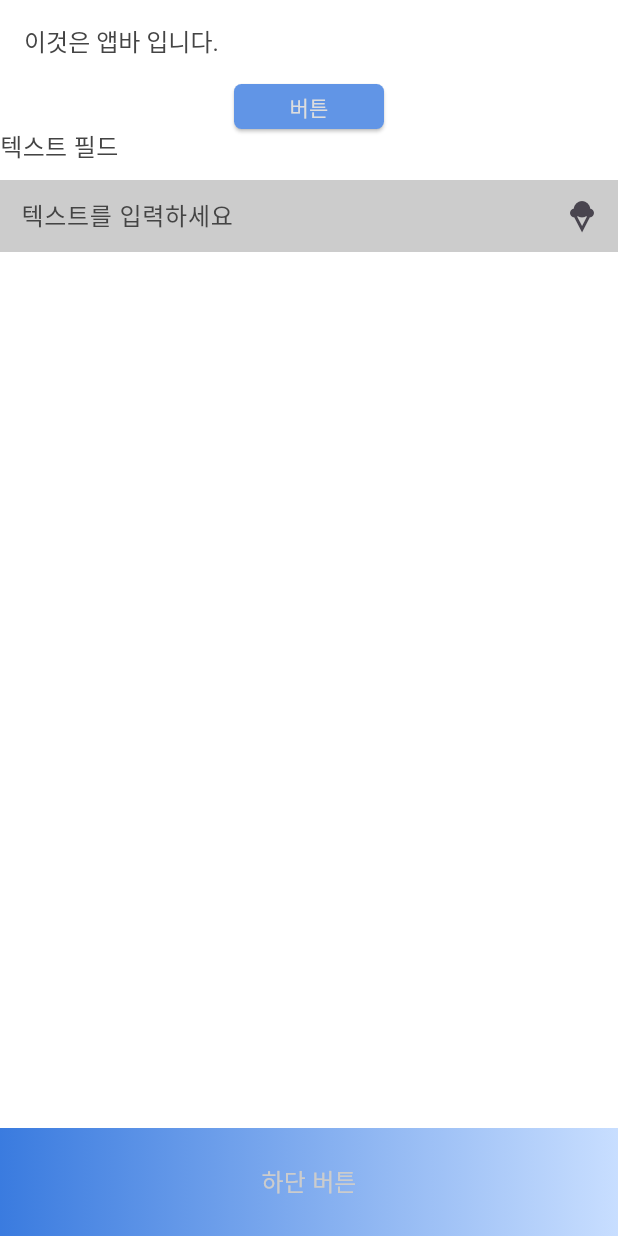
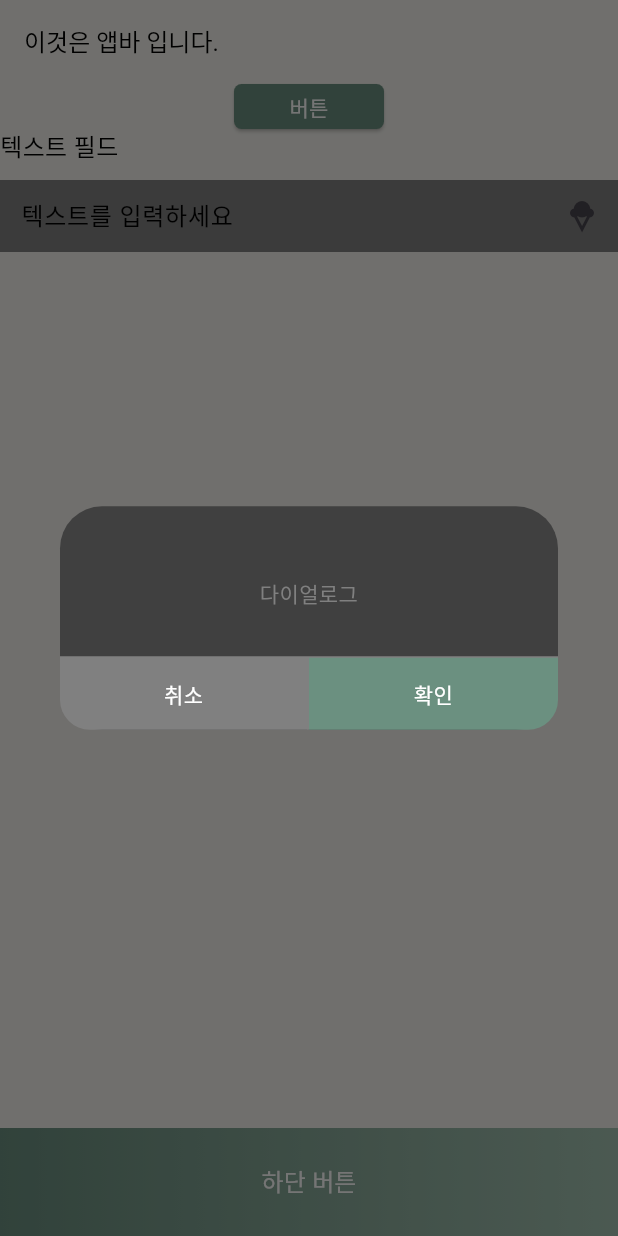
Before and after one commit to nhmin08/share_diary, a Flutter app: the screen it shows after launch, after a tap on "하단 버튼", on a phone screen of 412 x 824 dp. Run offline on Flutter 3.47's test engine with Material 3 defaults, Android fonts, the phone set to English and light mode, and no system bars; our stand-ins replace dio, get.

Commit message:
fix: fix color

```diff
--- a/lib/single_import.dart
+++ b/lib/single_import.dart
@@ -2,6 +2,7 @@
 export 'package:share_diary/view/components/my_appbar.dart';
 export 'package:share_diary/view/components/my_button.dart';
 export 'package:share_diary/view/components/my_text_field.dart';
+export 'package:share_diary/view/components/my_dialog.dart';
 
 export 'package:share_diary/view/test_view.dart';
 export 'package:share_diary/view/test_two_view.dart';
--- a/lib/utils/theme/my_colors.dart
+++ b/lib/utils/theme/my_colors.dart
@@ -2,62 +2,33 @@ import 'package:flutter/material.dart';
 
 @immutable
 class MyThemeColor extends ThemeExtension<MyThemeColor> {
-  final Color? myColorBlue700;
-  final Color? myColorBlue600;
-  final Color? myColorBlue500;
-  final Color? myColorBlue400;
-  final Color? myColorBlue300;
-  final Color? myColorBlue200;
-  final Color? myColorBlue100;
-  final Color? myColorBlue50;
-
-  final Color? myColorRed700;
-  final Color? myColorRed600;
-  final Color? myColorRed500;
-  final Color? myColorRed400;
-  final Color? myColorRed300;
-  final Color? myColorRed200;
-  final Color? myColorRed100;
-  final Color? myColorRed50;
-
-  final Color? myColorGray700;
-  final Color? myColorGray600;
   final Color? myColorGray500;
   final Color? myColorGray400;
   final Color? myColorGray300;
   final Color? myColorGray200;
   final Color? myColorGray100;
-  final Color? myColorGray50;
 
-  final Color? myDisable;
+  final Color? myColorGreen500;
+  final Color? myColorGreen400;
+  final Color? myColorGreen300;
+  final Color? myColorGreen200;
+  final Color? myColorGreen100;
+
+  final Color? myErrorColor;
   final Color? myColorBackground;
 
   const MyThemeColor({
-    required this.myColorBlue700,
-    required this.myColorBlue600,
-    required this.myColorBlue500,
-    required this.myColorBlue400,
-    required this.myColorBlue300,
-    required this.myColorBlue200,
-    required this.myColorBlue100,
-    required this.myColorBlue50,
-    required this.myColorRed700,
-    required this.myColorRed600,
-    required this.myColorRed500,
-    required this.myColorRed400,
-    required this.myColorRed300,
-    required this.myColorRed200,
-    required this.myColorRed100,
-    required this.myColorRed50,
-    required this.myColorGray700,
-    required this.myColorGray600,
     required this.myColorGray500,
     required this.myColorGray400,
     required this.myColorGray300,
     required this.myColorGray200,
     required this.myColorGray100,
-    required this.myColorGray50,
-    required this.myDisable,
+    required this.myColorGreen500,
+    required this.myColorGreen400,
+    required this.myColorGreen300,
+    required this.myColorGreen200,
+    required this.myColorGreen100,
+    required this.myErrorColor,
     required this.myColorBackground
   });
 
@@ -74,87 +45,45 @@ class MyThemeColor extends ThemeExtension<MyThemeColor> {
       return this;
     }
     return MyThemeColor(
-        myColorBlue700: Color.lerp(myColorBlue700, other.myColorBlue700, t),
-        myColorBlue600: Color.lerp(myColorBlue600, other.myColorBlue600, t),
-        myColorBlue500: Color.lerp(myColorBlue500, other.myColorBlue500, t),
-        myColorBlue400: Color.lerp(myColorBlue400, other.myColorBlue400, t),
-        myColorBlue300: Color.lerp(myColorBlue300, other.myColorBlue300, t),
-        myColorBlue200: Color.lerp(myColorBlue200, other.myColorBlue200, t),
-        myColorBlue100: Color.lerp(myColorBlue100, other.myColorBlue100, t),
-        myColorBlue50: Color.lerp(myColorBlue50, other.myColorBlue50, t),
-        myColorRed700: Color.lerp(myColorRed700, other.myColorRed700, t),
-        myColorRed600: Color.lerp(myColorRed600, other.myColorRed600, t),
-        myColorRed500: Color.lerp(myColorRed500, other.myColorRed500, t),
-        myColorRed400: Color.lerp(myColorRed400, other.myColorRed400, t),
-        myColorRed300: Color.lerp(myColorRed300, other.myColorRed300, t),
-        myColorRed200: Color.lerp(myColorRed200, other.myColorRed200, t),
-        myColorRed100: Color.lerp(myColorRed100, other.myColorRed100, t),
-        myColorRed50: Color.lerp(myColorRed50, other.myColorRed50, t),
-        myColorGray700: Color.lerp(myColorGray700, other.myColorGray700, t),
-        myColorGray600: Color.lerp(myColorGray600, other.myColorGray600, t),
         myColorGray500: Color.lerp(myColorGray500, other.myColorGray500, t),
         myColorGray400: Color.lerp(myColorGray400, other.myColorGray400, t),
         myColorGray300: Color.lerp(myColorGray300, other.myColorGray300, t),
         myColorGray200: Color.lerp(myColorGray200, other.myColorGray200, t),
         myColorGray100: Color.lerp(myColorGray100, other.myColorGray100, t),
-        myColorGray50: Color.lerp(myColorGray50, other.myColorGray50, t),
-        myDisable: Color.lerp(myDisable, other.myDisable, t),
+        myColorGreen500: Color.lerp(myColorGreen500, other.myColorGreen500, t),
+        myColorGreen400: Color.lerp(myColorGreen400, other.myColorGreen400, t),
+        myColorGreen300: Color.lerp(myColorGreen300, other.myColorGreen300, t),
+        myColorGreen200: Color.lerp(myColorGreen200, other.myColorGreen200, t),
+        myColorGreen100: Color.lerp(myColorGreen100, other.myColorGreen100, t),
+        myErrorColor: Color.lerp(myErrorColor, other.myErrorColor, t),
         myColorBackground: Color.lerp(myColorBackground, other.myColorBackground, t));
   }
 
   static const light = MyThemeColor(
-      myColorBlue700: Color(0xff3A7BDF),
-      myColorBlue600: Color(0xff6195E6),
-      myColorBlue500: Color(0xff9DBDEF),
-      myColorBlue400: Color(0xffA9CBFF),
-      myColorBlue300: Color(0xffC8DEFF),
-      myColorBlue200: Color(0xffE5F0FF),
-      myColorBlue100: Color(0xffF4F9FF),
-      myColorBlue50: Color(0xffFAFCFF),
-      myColorRed700: Color(0xffFF4848),
-      myColorRed600: Color(0xffFF5A5A),
-      myColorRed500: Color(0xffFF6C6C),
-      myColorRed400: Color(0xffFF7E7E),
-      myColorRed300: Color(0xffFF9090),
-      myColorRed200: Color(0xffFFA2A2),
-      myColorRed100: Color(0xffFFB4B4),
-      myColorRed50: Color(0xffFFC6C6),
-      myColorGray700: Color(0xff444444),
-      myColorGray600: Color(0xff666666),
-      myColorGray500: Color(0xff888888),
-      myColorGray400: Color(0xffAAAAAA),
-      myColorGray300: Color(0xffCCCCCC),
-      myColorGray200: Color(0xffDDDDDD),
-      myColorGray100: Color(0xffEEEEEE),
-      myColorGray50: Color(0xffF9F9F9),
-      myDisable: Color(0xff8C8C8C),
-      myColorBackground: Colors.white);
+      myColorGray500: Color(0xff000000),
+      myColorGray400: Color(0xff404040),
+      myColorGray300: Color(0xff808080),
+      myColorGray200: Color(0xffBFBFBF),
+      myColorGray100: Color(0xffFFFFFF),
+      myColorGreen500: Color(0xff6B9080),
+      myColorGreen400: Color(0xffA4C3B2),
+      myColorGreen300: Color(0xffCCE3DE),
+      myColorGreen200: Color(0xffEAF4F4),
+      myColorGreen100: Color(0xffF6FFF8),
+      myErrorColor: Color(0xffe5383b),
+      myColorBackground: Color(0xffF4F3EE));
 
   static const dark = MyThemeColor(
-      myColorBlue700: Color(0xff3A7BDF),
-      myColorBlue600: Color(0xff6195E6),
-      myColorBlue500: Color(0xff9DBDEF),
-      myColorBlue400: Color(0xffA9CBFF),
-      myColorBlue300: Color(0xffC8DEFF),
-      myColorBlue200: Color(0xffE5F0FF),
-      myColorBlue100: Color(0xffF4F9FF),
-      myColorBlue50: Color(0xffFAFCFF),
-      myColorRed700: Color(0xffFF4848),
-      myColorRed600: Color(0xffFF5A5A),
-      myColorRed500: Color(0xffFF6C6C),
-      myColorRed400: Color(0xffFF7E7E),
-      myColorRed300: Color(0xffFF9090),
-      myColorRed200: Color(0xffFFA2A2),
-      myColorRed100: Color(0xffFFB4B4),
-      myColorRed50: Color(0xffFFC6C6),
-      myColorGray700: Color(0xffF9F9F9),
-      myColorGray600: Color(0xffEEEEEE),
-      myColorGray500: Color(0xffDDDDDD),
-      myColorGray400: Color(0xffCCCCCC),
-      myColorGray300: Color(0xffAAAAAA),
-      myColorGray200: Color(0xff888888),
-      myColorGray100: Color(0xff666666),
-      myColorGray50: Color(0xff444444),
-      myDisable: Color(0xff8C8C8C),
-      myColorBackground: Colors.black);
+      myColorGray500: Color(0xffFFFFFF),
+      myColorGray400: Color(0xffBFBFBF),
+      myColorGray300: Color(0xff808080),
+      myColorGray200: Color(0xff404040),
+      myColorGray100: Color(0xff000000),
+      myColorGreen500: Color(0xff6B9080),
+      myColorGreen400: Color(0xffA4C3B2),
+      myColorGreen300: Color(0xffCCE3DE),
+      myColorGreen200: Color(0xffEAF4F4),
+      myColorGreen100: Color(0xffF6FFF8),
+      myErrorColor: Color(0xffe5383b),
+      myColorBackground: Color(0xff463F3A));
 }
--- a/lib/view/components/my_appbar.dart
+++ b/lib/view/components/my_appbar.dart
@@ -15,7 +15,7 @@ class MyAppBar {
             icon: Icon(
               Icons.close,
               size: 32,
-              color: myColors.myColorGray700,
+              color: myColors.myColorGray500,
             ))
       ],
       backgroundColor: Colors.transparent,
@@ -26,7 +26,7 @@ class MyAppBar {
   AppBar titleAppbar(String title) {
     return AppBar(
       title: Text(title,
-          style: TextStyle(color: myColors.myColorGray700, fontSize: 16)),
+          style: TextStyle(color: myColors.myColorGray500, fontSize: 16)),
       centerTitle: false,
       automaticallyImplyLeading: false,
       backgroundColor: Colors.transparent,
@@ -37,12 +37,12 @@ class MyAppBar {
   AppBar backArrowAppbar(String title) {
     return AppBar(
       title: Text(title,
-          style: TextStyle(color: myColors.myColorGray700, fontSize: 16)),
+          style: TextStyle(color: myColors.myColorGray500, fontSize: 16)),
       leading: IconButton(
         onPressed: () {
           Get.back();
         },
-        icon: Icon(Icons.arrow_back_ios, color: myColors.myColorGray700),
+        icon: Icon(Icons.arrow_back_ios, color: myColors.myColorGray500),
       ),
       centerTitle: false,
       automaticallyImplyLeading: false,
--- a/lib/view/components/my_button.dart
+++ b/lib/view/components/my_button.dart
@@ -12,12 +12,12 @@ class MyButton {
               buttonAction!();
             },
             style: ElevatedButton.styleFrom(
-                backgroundColor: myColors.myColorBlue600,
+                backgroundColor: myColors.myColorGreen500,
                 shape: RoundedRectangleBorder(
                     borderRadius: BorderRadius.circular(5.0))),
             child: Text(buttonText,
-                style: TextStyle(
-                    color: myColors.myColorGray200,
+                style: const TextStyle(
+                    color: Colors.white,
                     fontSize: 14,
                     fontWeight: FontWeight.w500))));
   }
@@ -34,10 +34,10 @@ class MyButton {
             height: 40,
             decoration: BoxDecoration(
                 borderRadius: const BorderRadius.all(Radius.circular(5)),
-                border: Border.all(color: myColors.myColorBlue600!, width: 1)),
+                border: Border.all(color: myColors.myColorGreen500!, width: 1)),
             child: Text(buttonText,
                 style:
-                    TextStyle(fontSize: 14, color: myColors.myColorGray700))));
+                    TextStyle(fontSize: 14, color: myColors.myColorGray500))));
   }
 
   Widget gradientButton(double height, bool isAble, VoidCallback? buttonAction,
@@ -48,10 +48,10 @@ class MyButton {
         decoration: isAble
             ? BoxDecoration(
             gradient: LinearGradient(colors: [
-              myColors.myColorBlue700!,
-              myColors.myColorBlue300!
+              myColors.myColorGreen500!,
+              myColors.myColorGreen400!
             ]))
-            : BoxDecoration(color: myColors.myDisable),
+            : BoxDecoration(color: myColors.myColorGray300),
         child: MaterialButton(
           materialTapTargetSize: MaterialTapTargetSize.shrinkWrap,
           onPressed: isAble
@@ -61,9 +61,9 @@ class MyButton {
               : null,
           child: Text(
             buttonText,
-            style: TextStyle(
+            style: const TextStyle(
               fontSize: 16,
-              color: myColors.myColorGray300
+              color: Colors.white
             ),
           ),
         ));
--- a/lib/view/components/my_dialog.dart
+++ b/lib/view/components/my_dialog.dart
@@ -23,7 +23,7 @@ class MyDialog extends StatelessWidget {
   Widget build(BuildContext context) {
     return Center(
       child: Dialog(
-        backgroundColor: myColors.myColorGray700,
+        backgroundColor: myColors.myColorGray400,
         surfaceTintColor: Colors.transparent,
         child: Column(
           mainAxisSize: MainAxisSize.min,
@@ -72,11 +72,11 @@ class MyDialog extends StatelessWidget {
         children: [
           (cancelMsg != null)
               ? dialogButton(cancelMsg, cancelFunction, true,
-                  myColors.myColorGray300!, const Color(0xff222222))
+                  myColors.myColorGray300!, Colors.white)
               : Container(),
           (confirmMsg != null)
               ? dialogButton(confirmMsg, confirmFunction, false,
-                  myColors.myColorGray300!, myColors.myColorBlue700!)
+                  myColors.myColorGreen500!, Colors.white)
               : Container(),
         ],
       ),
@@ -123,7 +123,7 @@ class MyDialog extends StatelessWidget {
               textAlign: TextAlign.center,
               style: TextStyle(
                 fontSize: 14,
-                color: myColors.myColorGray300!
+                color: buttonTextColor
               )),
         ),
       ),
--- a/lib/view/components/my_text_field.dart
+++ b/lib/view/components/my_text_field.dart
@@ -19,7 +19,7 @@ class MyTextField {
     return Column(
       crossAxisAlignment: CrossAxisAlignment.start,
       children: [
-        Text(title, style: TextStyle(fontSize: 16, color: myColors.myColorGray700)),
+        Text(title, style: TextStyle(fontSize: 16, color: myColors.myColorGray500)),
         const SizedBox(height: 10),
         Form(
             key: globalKey,
@@ -36,7 +36,7 @@ class MyTextField {
               }
                   : null,
               style: TextStyle(
-                  color: myColors.myColorGray700,
+                  color: myColors.myColorGray500,
                   fontSize: 16,
                   fontWeight: FontWeight.w400),
               decoration: InputDecoration(
@@ -47,11 +47,11 @@ class MyTextField {
                 hintText: hintText,
                 hintStyle: TextStyle(
                   fontSize: 16,
-                  color: myColors.myColorGray700
+                  color: myColors.myColorGray500
                 ),
                 errorStyle: TextStyle(
                   fontSize: 16,
-                  color: myColors.myColorGray700
+                  color: myColors.myColorGray500
                 ),
                 enabledBorder: InputBorder.none,
                 focusedBorder: InputBorder.none,
@@ -87,16 +87,16 @@ class MyTextField {
             return validator!(value);
           },
           style: TextStyle(
-              color: myColors.myColorGray700,
+              color: myColors.myColorGray500,
               fontSize: 16,
               fontWeight: FontWeight.w400),
           decoration: InputDecoration(
             contentPadding: const EdgeInsetsDirectional.all(20),
             filled: true,
-            fillColor: myColors.myColorGray700,
+            fillColor: myColors.myColorGray500,
             hintText: hintText,
-            hintStyle: TextStyle(color: myColors.myColorGray700, fontSize: 16),
-            errorStyle: TextStyle(color: myColors.myColorRed700, fontSize: 16),
+            hintStyle: TextStyle(color: myColors.myColorGray500, fontSize: 16),
+            errorStyle: TextStyle(color: myColors.myErrorColor, fontSize: 16),
             enabledBorder: InputBorder.none,
             focusedBorder: InputBorder.none,
             focusedErrorBorder: InputBorder.none,
--- a/lib/view/test_view.dart
+++ b/lib/view/test_view.dart
@@ -47,7 +47,15 @@ class TestViewState extends State<TestView> {
                 null,
                 false),
             const Spacer(),
-            myButton.gradientButton(72, true, () {}, '하단 버튼'),
+            myButton.gradientButton(72, true, () {
+              Get.dialog(MyDialog(
+                content: '다이얼로그',
+                cancelFunction: (){Get.back();},
+                cancelMsg: '취소',
+                confirmFunction: (){Get.back();},
+                confirmMsg: '확인',
+              ));
+            }, '하단 버튼'),
           ],
         ),
       ),
```
Also changed, not shown: 3 other files.
